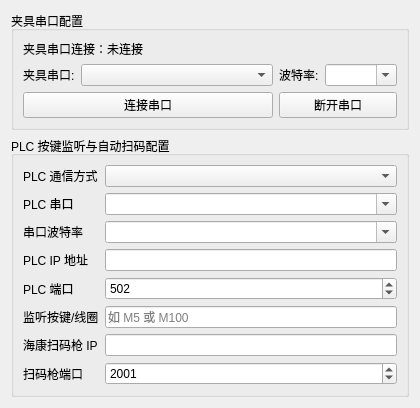
This is platform/settings/widgets/fixture_uart.ui in yuhuang163/test as Qt 5 draws it before an edit. The edited form follows.
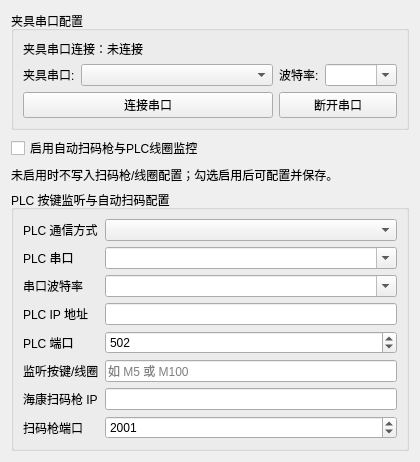
This is the edited form.

Commit message: plc界面调整   扫码枪单独一个标签     m8的一拖多治具合入原本的一拖多治具串口配置里

```diff
--- a/platform/settings/widgets/fixture_uart.ui
+++ b/platform/settings/widgets/fixture_uart.ui
@@ -77,6 +77,29 @@
        </layout>
       </widget>
      </item>
+     <item>
+      <widget class="QCheckBox" name="preStartMonitorEnabledCheckBox">
+       <property name="visible">
+        <bool>false</bool>
+       </property>
+       <property name="text">
+        <string>启用自动扫码枪与PLC线圈监控</string>
+       </property>
+      </widget>
+     </item>
+     <item>
+      <widget class="QLabel" name="preStartMonitorHintLabel">
+       <property name="visible">
+        <bool>false</bool>
+       </property>
+       <property name="wordWrap">
+        <bool>true</bool>
+       </property>
+       <property name="text">
+        <string>未启用时不写入扫码枪/线圈配置；勾选启用后可配置并保存。</string>
+       </property>
+      </widget>
+     </item>
      <item>
       <widget class="QGroupBox" name="preStartMonitorGroup">
        <property name="title">
```
Left out of the diff: 2 changed lines with no effect on the pictures. The commit also changes 4 other files.
